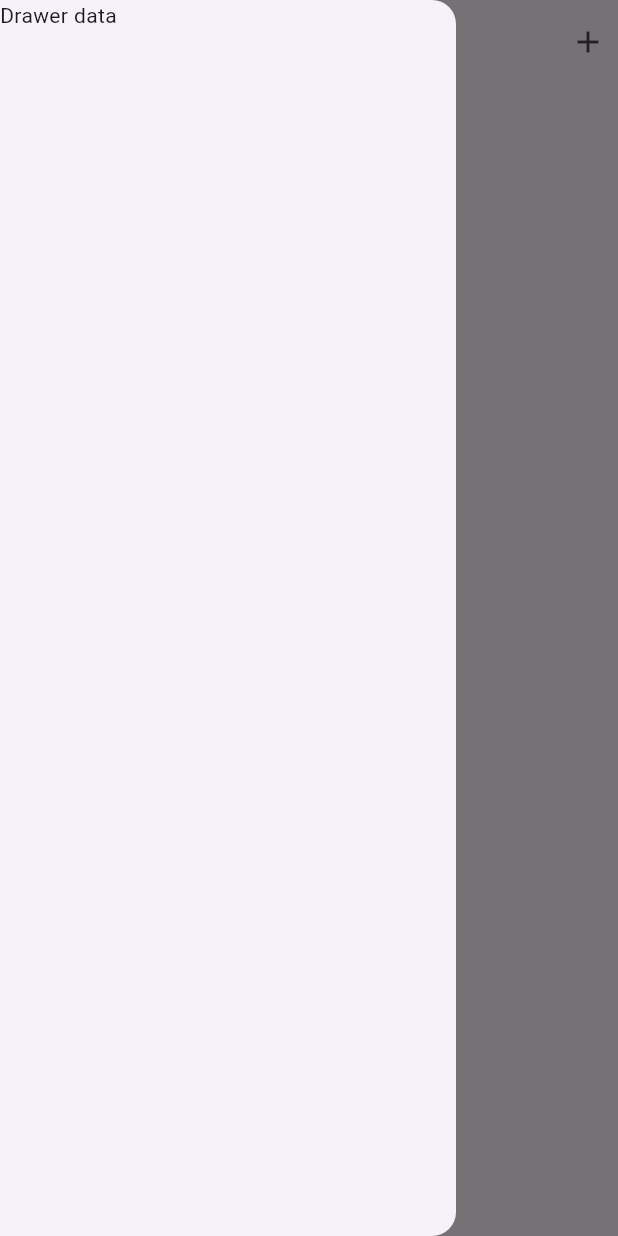
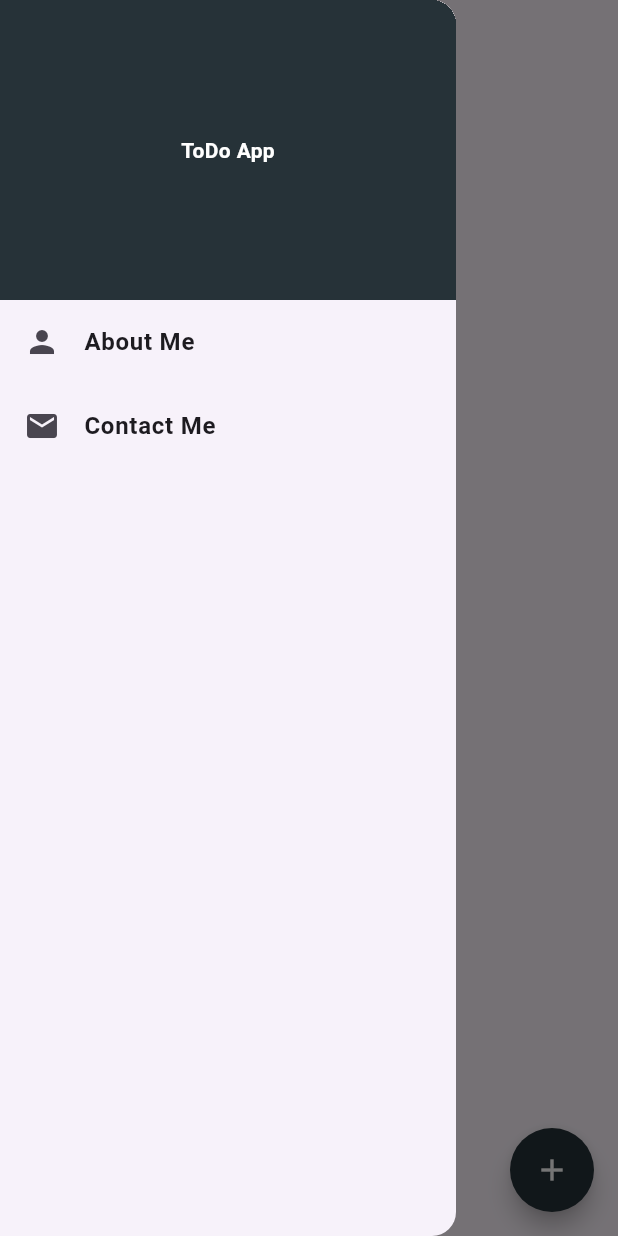
Before and after one commit to Clmokaya/ToDo_App, a Flutter app: the screen it shows after launch, with the side drawer open, on a phone screen of 412 x 824 dp. Run offline on Flutter 3.47's test engine with Material 3 defaults, Android fonts, the phone set to English and light mode, and no system bars; our stand-ins replace shared_preferences.

Commit message:
refactoring widgets,working on the drawer,rendering widgets unconditionally

```diff
--- a/lib/mainScreen.dart
+++ b/lib/mainScreen.dart
@@ -1,6 +1,9 @@
 import 'package:flutter/material.dart';
+import 'package:shared_preferences/shared_preferences.dart';
 import 'package:todoapp/addTodo.dart';
 import 'package:flutter/src/widgets/framework.dart';
+import 'package:todoapp/widgets/todoLists.dart';
+import 'package:url_launcher/url_launcher.dart';
 
 class MainScreen extends StatefulWidget {
   const MainScreen({super.key});
@@ -10,28 +13,36 @@ class MainScreen extends StatefulWidget {
 }
 
 class _MainScreenState extends State<MainScreen> {
-  List<String> todoList = ["drink water", "make bed"];
+  List<String> todoList = [];
 
   void addTodo({required String todoText}) {
+    if (todoList.contains(todoText)) {
+      showDialog(
+          context: context,
+          builder: (context) {
+            return AlertDialog(
+              title: Text("Already exists"),
+              content: Text("This todo data already exists"),
+              actions: [
+                InkWell(
+                    onTap: () {
+                      Navigator.pop(context);
+                    },
+                    child: Text("close"))
+              ],
+            );
+          });
+      return;
+    }
+
     setState(() {
       todoList.insert(0, todoText);
     });
+    updateLocalData();
     Navigator.pop(context);
   }
 
-  @override
-  Widget build(BuildContext context) {
-    return Scaffold(
-      drawer: Drawer(
-        child: Text('Drawer data'),
-      ),
-      appBar: AppBar(
-        centerTitle: true,
-        title: Text('ToDo App'),
-        actions: [
-          InkWell(
-            splashColor: Colors.green,
-            onTap: () {
+  void getTodo() {
     showModalBottomSheet(
         backgroundColor: Colors.white,
         context: context,
@@ -46,40 +57,80 @@ class _MainScreenState extends State<MainScreen> {
             ),
           );
         });
-            },
-            child: Padding(
-              padding: const EdgeInsets.all(8.0),
+  }
+
+  void updateLocalData() async {
+    // Obtain shared preferences.
+    final SharedPreferences prefs = await SharedPreferences.getInstance();
+
+    await prefs.setStringList('todoList', todoList);
+  }
+
+  void loadData() async {
+// Obtain shared preferences.
+    final SharedPreferences prefs = await SharedPreferences.getInstance();
+
+    setState(() {
+      todoList = (prefs.getStringList("todoList") ?? []).toList();
+    });
+  }
+
+  @override
+  Widget build(BuildContext context) {
+    return Scaffold(
+      floatingActionButton: FloatingActionButton(
+          shape: CircleBorder(),
+          backgroundColor: Colors.blueGrey[900],
           child: Icon(
             Icons.add,
+            color: Colors.white,
+          ),
+          onPressed: getTodo),
+      drawer: Drawer(
+        child: Column(
+          children: [
+            Container(
+              color: Colors.blueGrey[900],
+              height: 200,
+              child: Center(
+                  child: Text(
+                "ToDo App",
+                style:
+                    TextStyle(color: Colors.white, fontWeight: FontWeight.bold),
+              )),
+              width: double.infinity,
+            ),
+            ListTile(
+              onTap: () {
+                launchUrl(Uri.parse("https://cmm.app"));
+              },
+              leading: Icon(Icons.person),
+              title: Text(
+                'About Me',
+                style: TextStyle(fontWeight: FontWeight.bold),
               ),
             ),
+            ListTile(
+              onTap: () {
+                launchUrl(Uri.parse("mailto:someone@example.com"));
+              },
+              leading: Icon(Icons.email),
+              title: Text(
+                'Contact Me',
+                style: TextStyle(fontWeight: FontWeight.bold),
               ),
+            )
           ],
         ),
-      body: ListView.builder(
-          itemCount: todoList.length,
-          itemBuilder: (BuildContext context, int index) {
-            return ListTile(
-                onTap: () {
-                  showModalBottomSheet(
-                      context: context,
-                      builder: (context) {
-                        return Container(
-                          padding: EdgeInsets.all(20),
-                          width: double.infinity,
-                          child: ElevatedButton(
-                              onPressed: () {
-                                setState(() {
-                                  todoList.removeAt(index);
-                                });
-                                Navigator.pop(context);
-                              },
-                              child: Text('mark as done')),
-                        );
-                      });
-                },
-                title: Text(todoList[index]));
-          }),
+      ),
+      appBar: AppBar(
+        centerTitle: true,
+        title: Text('ToDo App'),
+      ),
+      body: todoListBuilder(
+        todoList: todoList,
+        updateLocalData: updateLocalData,
+      ),
     );
   }
 }
--- /dev/null
+++ b/lib/widgets/todoLists.dart
@@ -0,0 +1,70 @@
+import 'package:flutter/material.dart';
+
+class todoListBuilder extends StatefulWidget {
+  List<String> todoList;
+
+  void Function() updateLocalData;
+  todoListBuilder(
+      {super.key, required this.todoList, required this.updateLocalData});
+
+  @override
+  State<todoListBuilder> createState() => _todoListBuilderState();
+}
+
+class _todoListBuilderState extends State<todoListBuilder> {
+//This item gets triggered when list item is clicked
+
+  void onItenClicked({required int index}) {
+    showModalBottomSheet(
+        context: context,
+        builder: (context) {
+          return Container(
+            padding: EdgeInsets.all(20),
+            width: double.infinity,
+            child: ElevatedButton(
+                onPressed: () {
+                  setState(() {
+                    widget.todoList.removeAt(index);
+                  });
+                  widget.updateLocalData();
+                  Navigator.pop(context);
+                },
+                child: Text('mark as done')),
+          );
+        });
+  }
+
+  @override
+  Widget build(BuildContext context) {
+    return (widget.todoList.isEmpty)
+        ? Center(child: Text('No items on your todo list'))
+        : ListView.builder(
+            itemCount: widget.todoList.length,
+            itemBuilder: (BuildContext context, int index) {
+              return Dismissible(
+                key: UniqueKey(),
+                direction: DismissDirection.startToEnd,
+                background: Container(
+                  color: Colors.green[300],
+                  child: Row(
+                    children: [
+                      Padding(padding: EdgeInsets.all(8.0)),
+                      Icon(Icons.check),
+                    ],
+                  ),
+                ),
+                onDismissed: (direction) {
+                  setState(() {
+                    widget.todoList.removeAt(index);
+                  });
+                  widget.updateLocalData();
+                },
+                child: ListTile(
+                    onTap: () {
+                      onItenClicked(index: index);
+                    },
+                    title: Text(widget.todoList[index])),
+              );
+            });
+  }
+}
--- a/pubspec.yaml
+++ b/pubspec.yaml
@@ -34,6 +34,8 @@ dependencies:
   # The following adds the Cupertino Icons font to your application.
   # Use with the CupertinoIcons class for iOS style icons.
   cupertino_icons: ^1.0.8
+  shared_preferences: ^2.3.5
+  url_launcher: ^6.3.1
 
 dev_dependencies:
   flutter_test:
```
Also changed, not shown: lib/addTodo.dart (+10 -2 lines), pubspec.lock, 6 other files. Lines whose indentation alone changed are shown as unchanged.
